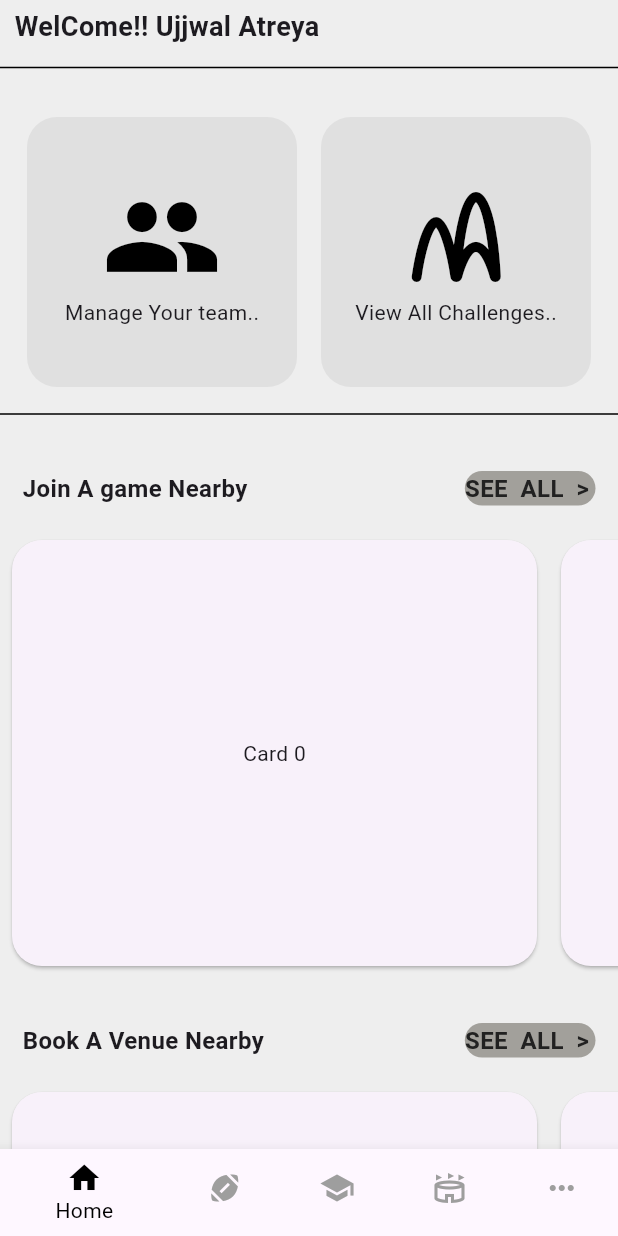
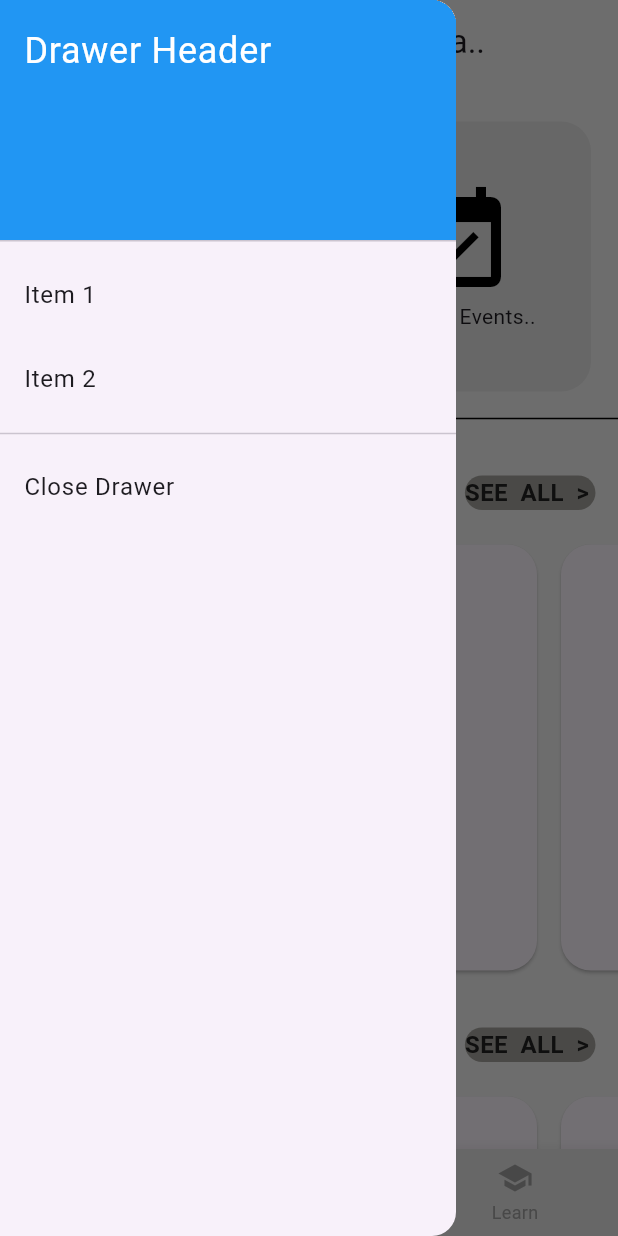
Before and after one commit to ujjwalmangalatreya/musical, a Flutter app: the DashboardPage screen opened by its route, with the side drawer open (before the commit the screen has no drawer), on a phone screen of 412 x 824 dp. Run offline on Flutter 3.47's test engine with Material 3 defaults, Android fonts, the phone set to English and light mode, and no system bars.

Commit message:
Redone the dashboard page

```diff
--- a/lib/screens/dashboard_screen.dart
+++ b/lib/screens/dashboard_screen.dart
@@ -1,5 +1,3 @@
-
-// ignore_for_file: prefer_const_constructors, prefer_const_literals_to_create_immutables
 
 import 'package:flutter/material.dart';
 
@@ -27,32 +25,14 @@ class _DashboardPageState extends State<DashboardPage> {
   Widget build(BuildContext context) {
     return Scaffold(
       backgroundColor: Colors.grey[200],
+      appBar: AppBar(
+        backgroundColor: Colors.grey[200],
+        title: Text('Welcome !! Ujjwal Atreya..'),
+      ),
       body: SafeArea(
         child: SingleChildScrollView(
           child: Column(
             children: [
-              // Header with username and setting button
-              const Padding(
-                padding: EdgeInsets.all(5.0),
-                child: Row(
-                  mainAxisAlignment: MainAxisAlignment.spaceBetween,
-                  children: [
-                    // Username with welcome !!!
-                    Text(
-                      " WelCome!! Ujjwal Atreya",
-                      style:
-                          TextStyle(fontSize: 18, fontWeight: FontWeight.bold),
-                    ),
-
-                  ],
-                ),
-              ),
-              const SizedBox(
-                height: 1,
-              ),
-              const Divider(
-                color: Colors.black,
-              ),
               const SizedBox(
                 height: 15,
               ),
@@ -80,7 +60,7 @@ class _DashboardPageState extends State<DashboardPage> {
                               size: 80.0,
                             ),
                           ),
-                          Text("Manage Your team..")
+                          Text("Your Band..")
                         ],
                       ),
                     ),
@@ -97,12 +77,12 @@ class _DashboardPageState extends State<DashboardPage> {
                           Center(
                             child: Icon(
                               // TODO: add images for the card...
-                              Icons.wifi_channel_rounded,
+                              Icons.event_available,
                               color: Colors.black,
                               size: 80.0,
                             ),
                           ),
-                          Text("View All Challenges..")
+                          Text("View All Events..")
                         ],
                       ),
                     ),
@@ -121,7 +101,7 @@ class _DashboardPageState extends State<DashboardPage> {
                 child: Row(
                   mainAxisAlignment: MainAxisAlignment.spaceBetween,
                   children: [
-                    Text("Join A game Nearby",
+                    Text("Find a musician nearby",
                         style: TextStyle(
                           fontWeight: FontWeight.bold,
                           fontSize: 16,
@@ -178,7 +158,7 @@ class _DashboardPageState extends State<DashboardPage> {
                 child: Row(
                   mainAxisAlignment: MainAxisAlignment.spaceBetween,
                   children: [
-                    Text("Book A Venue Nearby",
+                    Text("Find a event nearby",
                         style: TextStyle(
                           fontWeight: FontWeight.bold,
                           fontSize: 16,
@@ -246,7 +226,7 @@ class _DashboardPageState extends State<DashboardPage> {
                           CircleAvatar(),
                           Column(
                             children: [
-                              Text("Refer a sport Enthusiast"),
+                              Text("Refer a music enthusiast"),
                               SizedBox(
                                 height: 20,
                               ),
@@ -266,8 +246,7 @@ class _DashboardPageState extends State<DashboardPage> {
           ),
         ),
       ),
-      bottomNavigationBar: SafeArea(
-        child: BottomNavigationBar(
+      bottomNavigationBar: BottomNavigationBar(
         backgroundColor: Colors.grey[300],
         selectedItemColor: Colors.black, // Color for selected item
         unselectedItemColor: Colors.grey,
@@ -283,20 +262,52 @@ class _DashboardPageState extends State<DashboardPage> {
             label: 'Home',
           ),
           BottomNavigationBarItem(
-              icon: Icon(Icons.sports_football),
-              label: 'Play',
+            icon: Icon(Icons.people),
+            label: 'Musician',
           ),
           BottomNavigationBarItem(
             icon: Icon(Icons.school),
             label: 'Learn',
           ),
-            BottomNavigationBarItem(
-              icon: Icon(Icons.stadium_outlined),
-              label: 'Book',
+        ],
+
       ),
-            BottomNavigationBarItem(
-              icon: Icon(Icons.more_horiz),
-              label: 'More',
+      drawer: Drawer(
+        child: ListView(
+          padding: EdgeInsets.zero,
+          children: <Widget>[
+            DrawerHeader(
+              decoration: BoxDecoration(
+                color: Colors.blue,
+              ),
+              child: Text(
+                'Drawer Header',
+                style: TextStyle(
+                  color: Colors.white,
+                  fontSize: 24,
+                ),
+              ),
+            ),
+            ListTile(
+              title: Text('Item 1'),
+              onTap: () {
+                // Add your navigation logic here
+                Navigator.pop(context); // Close the drawer
+              },
+            ),
+            ListTile(
+              title: Text('Item 2'),
+              onTap: () {
+                // Add your navigation logic here
+                Navigator.pop(context); // Close the drawer
+              },
+            ),
+            Divider(),
+            ListTile(
+              title: Text('Close Drawer'),
+              onTap: () {
+                Navigator.pop(context); // Close the drawer
+              },
             ),
           ],
         ),
--- /dev/null
+++ b/lib/screens/musician_list_screen.dart
@@ -0,0 +1,22 @@
+import 'package:flutter/material.dart';
+
+class MusicianList extends StatefulWidget {
+  const MusicianList({Key? key}) : super(key: key);
+
+  @override
+  State<MusicianList> createState() => _MusicianListState();
+}
+
+class _MusicianListState extends State<MusicianList> {
+  @override
+  Widget build(BuildContext context) {
+    return  Scaffold(
+      body: Container(
+        color: Colors.lightBlueAccent,
+        child: const Center(
+          child: Text("Here you will find all the /n musician that have enrolled according to /n genre"),
+        ),
+      ),
+    );
+  }
+}
```
Lines whose indentation alone changed are shown as unchanged.
